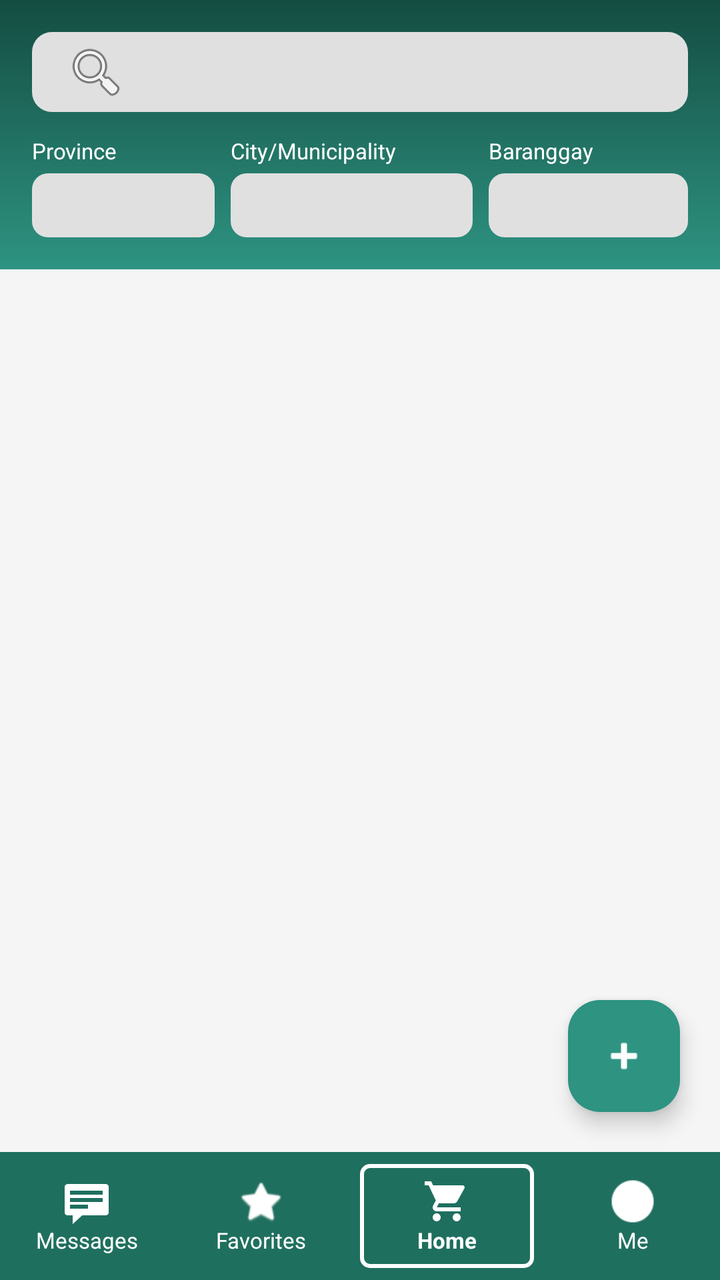
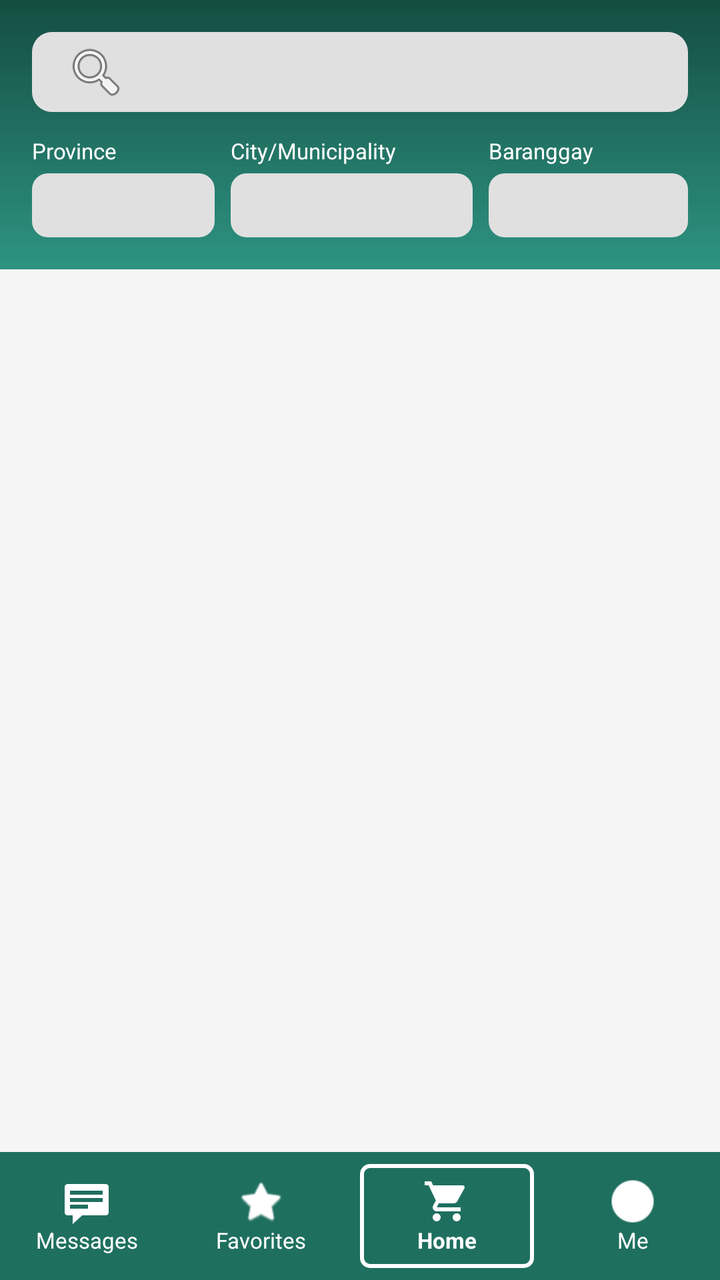

Screens rendered from an Android XML layout before and after an edit, with the pre-edit source and the edit as a unified diff.
<!-- AndroidManifest.xml: application theme Theme.AppDevLocalBuyAndSellSystem -->
<!-- res/layout/mainpage.xml -->
<?xml version="1.0" encoding="utf-8"?>
<androidx.constraintlayout.widget.ConstraintLayout xmlns:android="http://schemas.android.com/apk/res/android"
    xmlns:app="http://schemas.android.com/apk/res-auto"
    xmlns:tools="http://schemas.android.com/tools"
    android:layout_width="match_parent"
    android:layout_height="match_parent"
    android:background="#F5F5F5"
    tools:context=".MainActivity">

    
    <androidx.core.widget.NestedScrollView
        android:id="@+id/mainContentScroll"
        android:layout_width="match_parent"
        android:layout_height="0dp"
        app:layout_constraintBottom_toTopOf="@id/bottomNavBar"
        app:layout_constraintTop_toTopOf="parent">

        <androidx.constraintlayout.widget.ConstraintLayout
            android:layout_width="match_parent"
            android:layout_height="wrap_content">

            
            <View
                android:id="@+id/headerView"
                android:layout_width="match_parent"
                android:layout_height="0dp"
                android:background="@drawable/green_gradient_bg"
                app:layout_constraintTop_toTopOf="parent"
                app:layout_constraintBottom_toTopOf="@id/rvProducts" />

            
            <EditText
                android:id="@+id/searchBar"
                android:layout_width="0dp"
                android:layout_height="40dp"
                android:layout_marginStart="16dp"
                android:layout_marginTop="16dp"
                android:layout_marginEnd="16dp"
                android:background="@drawable/search_bar_bg"
                android:drawableStart="@android:drawable/ic_menu_search"
                android:drawablePadding="12dp"
                android:importantForAutofill="no"
                android:inputType="text"
                android:paddingStart="16dp"
                android:paddingEnd="16dp"
                android:textColor="#000000"
                app:layout_constraintEnd_toEndOf="parent"
                app:layout_constraintStart_toStartOf="parent"
                app:layout_constraintTop_toTopOf="parent"
                tools:ignore="SpeakableTextPresentCheck" />

            
            <LinearLayout
                android:id="@+id/filterContainer"
                android:layout_width="match_parent"
                android:layout_height="wrap_content"
                android:layout_marginTop="12dp"
                android:baselineAligned="false"
                android:orientation="horizontal"
                android:paddingStart="16dp"
                android:paddingEnd="16dp"
                app:layout_constraintTop_toBottomOf="@id/searchBar">

                <LinearLayout
                    android:layout_width="0dp"
                    android:layout_height="wrap_content"
                    android:layout_weight="1"
                    android:orientation="vertical">

                    <TextView
                        android:layout_width="wrap_content"
                        android:layout_height="wrap_content"
                        android:text="Province"
                        android:textColor="#FFFFFF"
                        android:textSize="11sp" />

                    <Spinner
                        android:id="@+id/spinnerProvince"
                        android:layout_width="match_parent"
                        android:layout_height="32dp"
                        android:layout_marginTop="4dp"
                        android:layout_marginEnd="8dp"
                        android:background="@drawable/filter_input_bg"
                        android:spinnerMode="dropdown" />
                </LinearLayout>

                <LinearLayout
                    android:layout_width="0dp"
                    android:layout_height="wrap_content"
                    android:layout_weight="1.3"
                    android:orientation="vertical">

                    <TextView
                        android:layout_width="wrap_content"
                        android:layout_height="wrap_content"
                        android:text="City/Municipality"
                        android:textColor="#FFFFFF"
                        android:textSize="11sp" />

                    <Spinner
                        android:id="@+id/spinnerCity"
                        android:layout_width="match_parent"
                        android:layout_height="32dp"
                        android:layout_marginTop="4dp"
                        android:layout_marginEnd="8dp"
                        android:background="@drawable/filter_input_bg"
                        android:spinnerMode="dropdown" />
                </LinearLayout>

                <LinearLayout
                    android:layout_width="0dp"
                    android:layout_height="wrap_content"
                    android:layout_weight="1"
                    android:orientation="vertical">

                    <TextView
                        android:layout_width="wrap_content"
                        android:layout_height="wrap_content"
                        android:text="Baranggay"
                        android:textColor="#FFFFFF"
                        android:textSize="11sp" />

                    <Spinner
                        android:id="@+id/spinnerBarangay"
                        android:layout_width="match_parent"
                        android:layout_height="32dp"
                        android:layout_marginTop="4dp"
                        android:background="@drawable/filter_input_bg"
                        android:spinnerMode="dropdown" />
                </LinearLayout>
            </LinearLayout>

            
            <androidx.recyclerview.widget.RecyclerView
                android:id="@+id/rvProducts"
                android:layout_width="match_parent"
                android:layout_height="wrap_content"
                android:layout_marginTop="16dp"
                android:padding="4dp"
                app:layout_constraintTop_toBottomOf="@id/filterContainer"
                tools:listitem="@layout/item_product" />

            
            <TextView
                android:id="@+id/tvEmptyMain"
                android:layout_width="wrap_content"
                android:layout_height="wrap_content"
                android:layout_marginTop="100dp"
                android:text="No products found in this area."
                android:textColor="#888888"
                android:textSize="16sp"
                android:visibility="gone"
                app:layout_constraintEnd_toEndOf="parent"
                app:layout_constraintStart_toStartOf="parent"
                app:layout_constraintTop_toBottomOf="@id/filterContainer" />

        </androidx.constraintlayout.widget.ConstraintLayout>
    </androidx.core.widget.NestedScrollView>

    
    <com.google.android.material.floatingactionbutton.FloatingActionButton
        android:id="@+id/fabAdd"
        android:layout_width="wrap_content"
        android:layout_height="wrap_content"
        android:layout_marginEnd="20dp"
        android:layout_marginBottom="20dp"
        android:backgroundTint="#2E9381"
        android:contentDescription="Add Product"
        android:src="@android:drawable/ic_input_add"
        app:layout_constraintBottom_toTopOf="@id/bottomNavBar"
        app:layout_constraintEnd_toEndOf="parent"
        app:tint="#FFFFFF" />

    
    <LinearLayout
        android:id="@+id/bottomNavBar"
        android:layout_width="match_parent"
        android:layout_height="64dp"
        android:background="#1F6F5F"
        android:baselineAligned="false"
        android:orientation="horizontal"
        app:layout_constraintBottom_toBottomOf="parent">

        <LinearLayout
            android:id="@+id/navMessages"
            android:layout_width="0dp"
            android:layout_height="match_parent"
            android:layout_weight="1"
            android:gravity="center"
            android:orientation="vertical">
            <ImageView
                android:layout_width="24dp"
                android:layout_height="24dp"
                android:contentDescription="@string/messages"
                android:src="@android:drawable/stat_notify_chat"
                app:tint="#FFFFFF" />

            <TextView
                android:layout_width="wrap_content"
                android:layout_height="wrap_content"
                android:text="Messages"
                android:textColor="#FFFFFF"
                android:textSize="11sp" />
        </LinearLayout>

        <LinearLayout
            android:id="@+id/navFavorites"
            android:layout_width="0dp"
            android:layout_height="match_parent"
            android:layout_weight="1"
            android:gravity="center"
            android:orientation="vertical">
            <ImageView
                android:layout_width="24dp"
                android:layout_height="24dp"
                android:contentDescription="@string/favorites"
                android:rotation="0"
                android:src="@android:drawable/btn_star_big_on"
                app:tint="#FFFFFF" />

            <TextView
                android:layout_width="wrap_content"
                android:layout_height="wrap_content"
                android:text="@string/favorites"
                android:textColor="#FFFFFF"
                android:textSize="11sp" />
        </LinearLayout>

        
        <LinearLayout
            android:id="@+id/navHome"
            android:layout_width="0dp"
            android:layout_height="match_parent"
            android:layout_weight="1"
            android:layout_margin="6dp"
            android:background="@drawable/selected_nav_item_bg"
            android:gravity="center"
            android:orientation="vertical">
            <ImageView
                android:layout_width="24dp"
                android:layout_height="24dp"
                android:contentDescription="@string/home"
                android:src="@drawable/ic_cart"
                app:tint="#FFFFFF" />

            <TextView
                android:layout_width="wrap_content"
                android:layout_height="wrap_content"
                android:text="Home"
                android:textColor="#FFFFFF"
                android:textSize="11sp"
                android:textStyle="bold" />
        </LinearLayout>

        <LinearLayout
            android:id="@+id/navMe"
            android:layout_width="0dp"
            android:layout_height="match_parent"
            android:layout_weight="1"
            android:gravity="center"
            android:orientation="vertical">
            <ImageView
                android:layout_width="24dp"
                android:layout_height="24dp"
                android:contentDescription="@string/me"
                android:src="@android:drawable/presence_online"
                app:tint="#FFFFFF" />

            <TextView
                android:layout_width="wrap_content"
                android:layout_height="wrap_content"
                android:text="Me"
                android:textColor="#FFFFFF"
                android:textSize="11sp" />
        </LinearLayout>

    </LinearLayout>

</androidx.constraintlayout.widget.ConstraintLayout>
<!-- res/layout/item_product.xml (included above) -->
<?xml version="1.0" encoding="utf-8"?>
<androidx.constraintlayout.widget.ConstraintLayout xmlns:android="http://schemas.android.com/apk/res/android"
    xmlns:app="http://schemas.android.com/apk/res-auto"
    android:layout_width="match_parent"
    android:layout_height="wrap_content"
    android:layout_margin="8dp"
    android:background="@drawable/product_card_bg"
    android:padding="12dp">

    <CheckBox
        android:id="@+id/cbSelectProduct"
        android:layout_width="wrap_content"
        android:layout_height="wrap_content"
        android:visibility="gone"
        app:layout_constraintBottom_toBottomOf="@id/ivProductUserIcon"
        app:layout_constraintStart_toStartOf="parent"
        app:layout_constraintTop_toTopOf="@id/ivProductUserIcon" />

    <ImageView
        android:id="@+id/ivProductUserIcon"
        android:layout_width="20dp"
        android:layout_height="20dp"
        android:layout_marginStart="8dp"
        android:scaleType="centerCrop"
        android:src="@drawable/ic_user"
        app:layout_constraintStart_toEndOf="@id/cbSelectProduct"
        app:layout_constraintTop_toTopOf="parent"
        android:contentDescription="Seller profile" />

    <TextView
        android:id="@+id/tvProductSellerName"
        android:layout_width="wrap_content"
        android:layout_height="wrap_content"
        android:layout_marginStart="6dp"
        android:text="ShopMaster"
        android:textColor="#888888"
        android:textSize="12sp"
        app:layout_constraintBottom_toBottomOf="@id/ivProductUserIcon"
        app:layout_constraintStart_toEndOf="@id/ivProductUserIcon"
        app:layout_constraintTop_toTopOf="@id/ivProductUserIcon" />

    <LinearLayout
        android:id="@+id/ratingContainer"
        android:layout_width="wrap_content"
        android:layout_height="wrap_content"
        android:gravity="center_vertical"
        android:orientation="horizontal"
        app:layout_constraintEnd_toEndOf="parent"
        app:layout_constraintTop_toTopOf="parent">

        <ImageView
            android:id="@+id/ivProductFavorite"
            android:layout_width="20dp"
            android:layout_height="20dp"
            android:layout_marginEnd="8dp"
            android:src="@drawable/ic_heart_outline"
            app:tint="#888888"
            android:contentDescription="Add to favorites" />

    </LinearLayout>

    <ImageView
        android:id="@+id/ivProductImage"
        android:layout_width="0dp"
        android:layout_height="140dp"
        android:layout_marginTop="8dp"
        android:contentDescription="Product Image"
        android:scaleType="centerInside"
        android:src="@android:drawable/ic_menu_gallery"
        android:background="#CCCCCC"
        app:layout_constraintEnd_toEndOf="parent"
        app:layout_constraintStart_toStartOf="parent"
        app:layout_constraintTop_toBottomOf="@id/ivProductUserIcon" />

    <TextView
        android:id="@+id/tvProductName"
        android:layout_width="0dp"
        android:layout_height="wrap_content"
        android:layout_marginTop="8dp"
        android:layout_marginEnd="8dp"
        android:text="Product Name"
        android:textColor="#000000"
        android:textSize="16sp"
        android:textStyle="bold"
        app:layout_constraintEnd_toStartOf="@id/tvProductPrice"
        app:layout_constraintStart_toStartOf="parent"
        app:layout_constraintTop_toBottomOf="@id/ivProductImage" />

    <TextView
        android:id="@+id/tvProductPrice"
        android:layout_width="wrap_content"
        android:layout_height="wrap_content"
        android:text="₱1,299.00"
        android:textColor="#000000"
        android:textSize="14sp"
        android:textStyle="bold"
        app:layout_constraintBottom_toBottomOf="@id/tvProductName"
        app:layout_constraintEnd_toEndOf="parent"
        app:layout_constraintTop_toTopOf="@id/tvProductName" />

    <TextView
        android:id="@+id/tvProductDesc"
        android:layout_width="wrap_content"
        android:layout_height="wrap_content"
        android:text="awdawdawdawd"
        android:textColor="#666666"
        android:textSize="12sp"
        app:layout_constraintStart_toStartOf="parent"
        app:layout_constraintTop_toBottomOf="@id/tvProductName" />

</androidx.constraintlayout.widget.ConstraintLayout>
<!-- resources referenced by this layout -->
<resources>
  <!-- drawable filter_input_bg (drawable) -->
  <?xml version="1.0" encoding="utf-8"?>
  <shape xmlns:android="http://schemas.android.com/apk/res/android"
      android:shape="rectangle">
      <solid android:color="#E0E0E0" />
      <corners android:radius="8dp" />
  </shape>
  <!-- drawable green_gradient_bg (drawable) -->
  <?xml version="1.0" encoding="utf-8"?>
  <shape xmlns:android="http://schemas.android.com/apk/res/android"
      android:shape="rectangle">
      <gradient
          android:startColor="#144D42"
          android:endColor="#2E9381"
          android:angle="270" />
  </shape>
  <!-- drawable ic_cart (drawable) -->
  <vector xmlns:android="http://schemas.android.com/apk/res/android"
      android:width="24dp"
      android:height="24dp"
      android:viewportWidth="24"
      android:viewportHeight="24">
      <path
          android:fillColor="#FF000000"
          android:pathData="M7,18c-1.1,0 -1.99,0.9 -1.99,2S5.9,22 7,22s2,-0.9 2,-2 -0.9,-2 -2,-2zM1,2v2h2l3.6,7.59 -1.35,2.45c-0.16,0.28 -0.25,0.61 -0.25,0.96 0,1.1 0.9,2 2,2h12v-2L7.42,15c-0.14,0 -0.25,-0.11 -0.25,-0.25l0.03,-0.12L8.1,13h7.45c0.75,0 1.41,-0.41 1.75,-1.03l3.58,-6.49c0.08,-0.14 0.12,-0.31 0.12,-0.48 0,-0.55 -0.45,-1 -1,-1L5.21,4l-0.94,-2L1,2zM17,18c-1.1,0 -1.99,0.9 -1.99,2s0.89,2 1.99,2 2,-0.9 2,-2 -0.9,-2 -2,-2z"/>
  </vector>
  <!-- drawable ic_heart_outline (drawable) -->
  <vector xmlns:android="http://schemas.android.com/apk/res/android"
      android:width="24dp"
      android:height="24dp"
      android:viewportWidth="24"
      android:viewportHeight="24">
      <path
          android:fillColor="#888888"
          android:pathData="M16.5,3c-1.74,0 -3.41,0.81 -4.5,2.09C10.91,3.81 9.24,3 7.5,3C4.42,3 2,5.42 2,8.5c0,3.78 3.4,6.86 8.55,11.54L12,21.35l1.45,-1.32C18.6,15.36 22,12.28 22,8.5C22,5.42 19.58,3 16.5,3zM12.1,18.55l-0.1,0.1 -0.1,-0.1C7.14,14.24 4,11.39 4,8.5C4,6.5 5.5,5 7.5,5c1.54,0 3.04,0.99 3.57,2.36h1.87C13.46,5.99 14.96,5 16.5,5c2,0 3.5,1.5 3.5,3.5C20,11.39 16.86,14.24 12.1,18.55z"/>
  </vector>
  <!-- drawable ic_user (drawable) -->
  <vector xmlns:android="http://schemas.android.com/apk/res/android"
      android:width="24dp"
      android:height="24dp"
      android:viewportWidth="24"
      android:viewportHeight="24">
      <path
          android:fillColor="#1F6F5F"
          android:pathData="M12,12c2.21,0 4,-1.79 4,-4s-1.79,-4 -4,-4 -4,1.79 -4,4 1.79,4 4,4zM12,14c-2.67,0 -8,1.34 -8,4v2h16v-2c0,-2.66 -5.33,-4 -8,-4z" />
  </vector>
  <!-- drawable product_card_bg (drawable) -->
  <?xml version="1.0" encoding="utf-8"?>
  <shape xmlns:android="http://schemas.android.com/apk/res/android"
      android:shape="rectangle">
      <solid android:color="#E0E0E0" />
      <corners android:radius="16dp" />
  </shape>
  <!-- drawable search_bar_bg (drawable) -->
  <?xml version="1.0" encoding="utf-8"?>
  <shape xmlns:android="http://schemas.android.com/apk/res/android"
      android:shape="rectangle">
      <solid android:color="#E0E0E0" />
      <corners android:radius="10dp" />
  </shape>
  <!-- drawable selected_nav_item_bg (drawable) -->
  <?xml version="1.0" encoding="utf-8"?>
  <shape xmlns:android="http://schemas.android.com/apk/res/android"
      android:shape="rectangle">
      <stroke
          android:width="2dp"
          android:color="#FFFFFF" />
      <corners android:radius="4dp" />
  </shape>
  <string name="favorites">Favorites</string>
  <string name="home">Home</string>
  <string name="me">Profile</string>
  <string name="messages">Messages</string>
  <style name="Theme.AppDevLocalBuyAndSellSystem" parent="Base.Theme.AppDevLocalBuyAndSellSystem" />
  <style name="Base.Theme.AppDevLocalBuyAndSellSystem" parent="Theme.Material3.DayNight.NoActionBar">
          
          
      </style>
</resources>

<!-- the commit's change to res/layout/mainpage.xml (unified diff, before → after) -->
@@ -158,20 +158,6 @@
     </androidx.core.widget.NestedScrollView>
 
     
-    <com.google.android.material.floatingactionbutton.FloatingActionButton
-        android:id="@+id/fabAdd"
-        android:layout_width="wrap_content"
-        android:layout_height="wrap_content"
-        android:layout_marginEnd="20dp"
-        android:layout_marginBottom="20dp"
-        android:backgroundTint="#2E9381"
-        android:contentDescription="Add Product"
-        android:src="@android:drawable/ic_input_add"
-        app:layout_constraintBottom_toTopOf="@id/bottomNavBar"
-        app:layout_constraintEnd_toEndOf="parent"
-        app:tint="#FFFFFF" />
-
-    
     <LinearLayout
         android:id="@+id/bottomNavBar"
         android:layout_width="match_parent"
